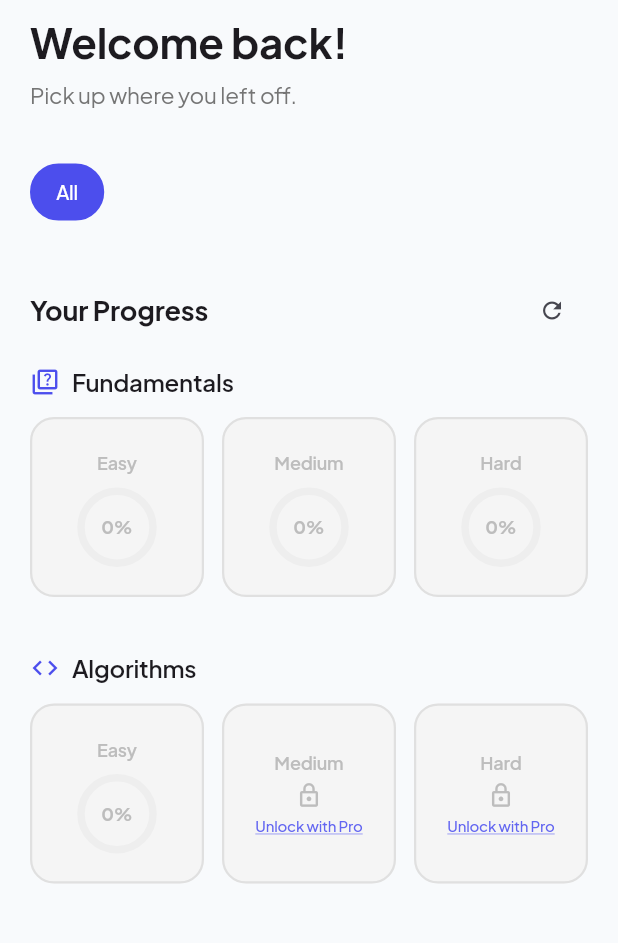
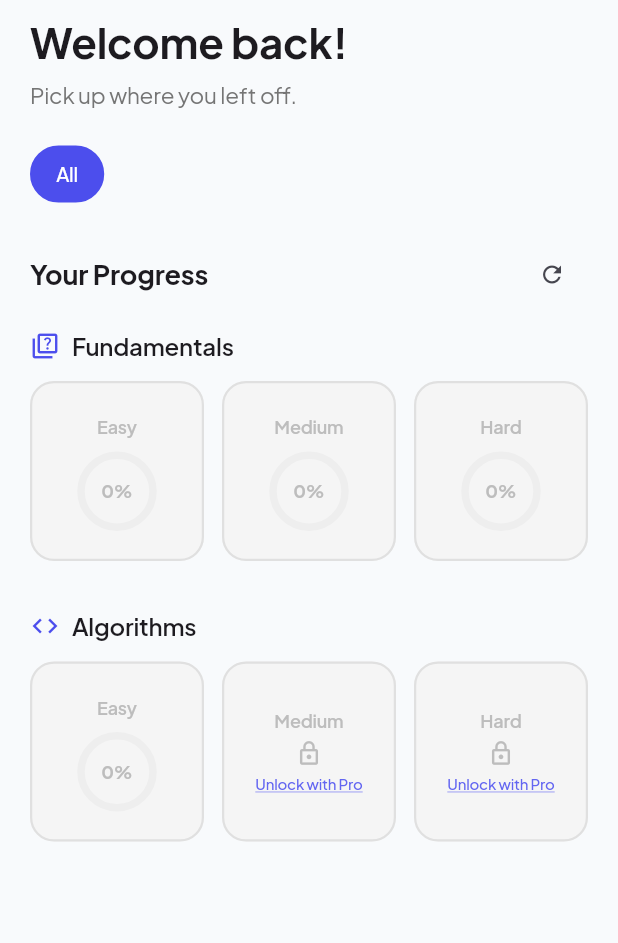
Before and after one commit to tspaightm/leetcards, a Flutter app: the screen it shows once a user with an empty profile is signed in, on a phone screen of 412 x 824 dp, the part 72-1015 px from its top. Run offline on Flutter 3.47's test engine with Material 3 defaults, Android fonts, the phone set to English and light mode, and no system bars; our stand-ins replace cloud_firestore, firebase_analytics, firebase_auth, firebase_core, firebase_crashlytics, firebase_remote_config and 7 more; accounts and stored records are empty.

Commit message:
Updating spacing.

```diff
--- a/lib/HomeScreen.dart
+++ b/lib/HomeScreen.dart
@@ -429,9 +429,9 @@ class HomeScreenState extends State<HomeScreen>
             crossAxisAlignment: CrossAxisAlignment.start,
             children: [
               buildWelcomeSection(),
-              const SizedBox(height: 36),
+              const SizedBox(height: 24),
               buildTopicChips(),
-              const SizedBox(height: 36),
+              const SizedBox(height: 24),
               if (m_IsLoadingProgress)
                 buildProgressLoading()
               else if (m_ProgressError != null)
@@ -531,7 +531,7 @@ class HomeScreenState extends State<HomeScreen>
 
         if (!m_IsLoadingProgress && !_isSignedIn) ...[
           Padding(
-            padding: const EdgeInsets.only(bottom: 36),
+            padding: const EdgeInsets.only(bottom: 28),
             child: Row(
               children: [
                 Icon(Icons.lock_outline, size: 16, color: Colors.grey[500]),
@@ -570,7 +570,7 @@ class HomeScreenState extends State<HomeScreen>
               m_Difficulty: difficulty,
               m_Topic: m_SelectedTopic)))
           .then((_) => loadProgress())),
-        const SizedBox(height: 36),
+        const SizedBox(height: 32),
 
         _buildAlgorithmsSectionHeader(),
         const SizedBox(height: 12),
```
